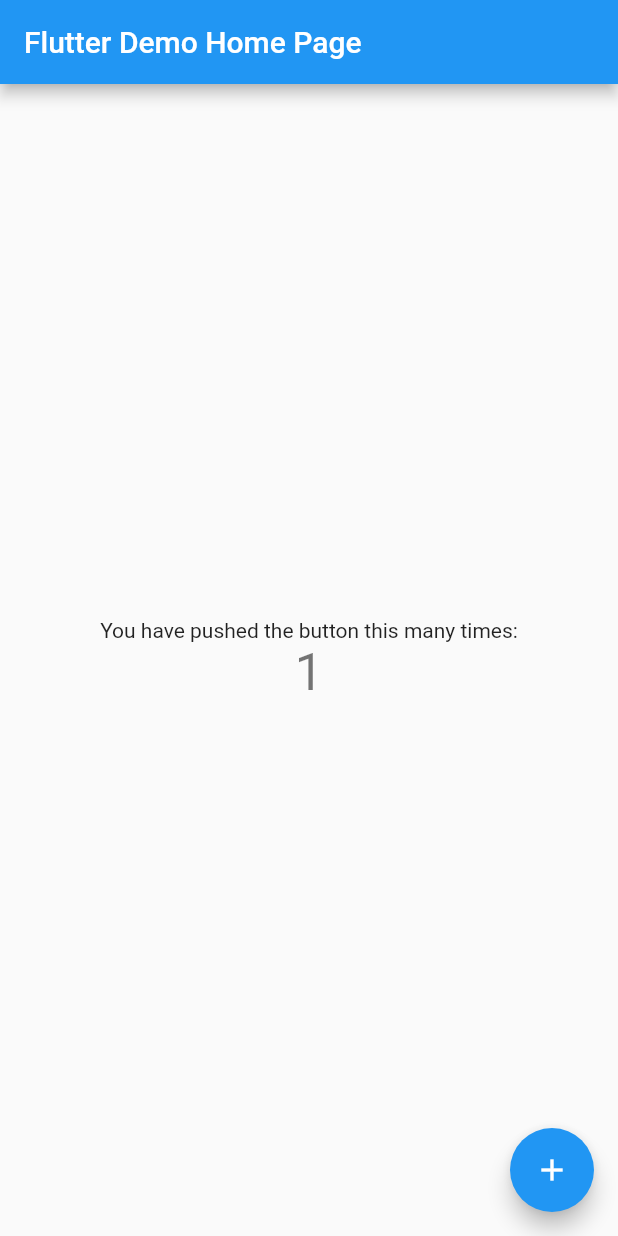
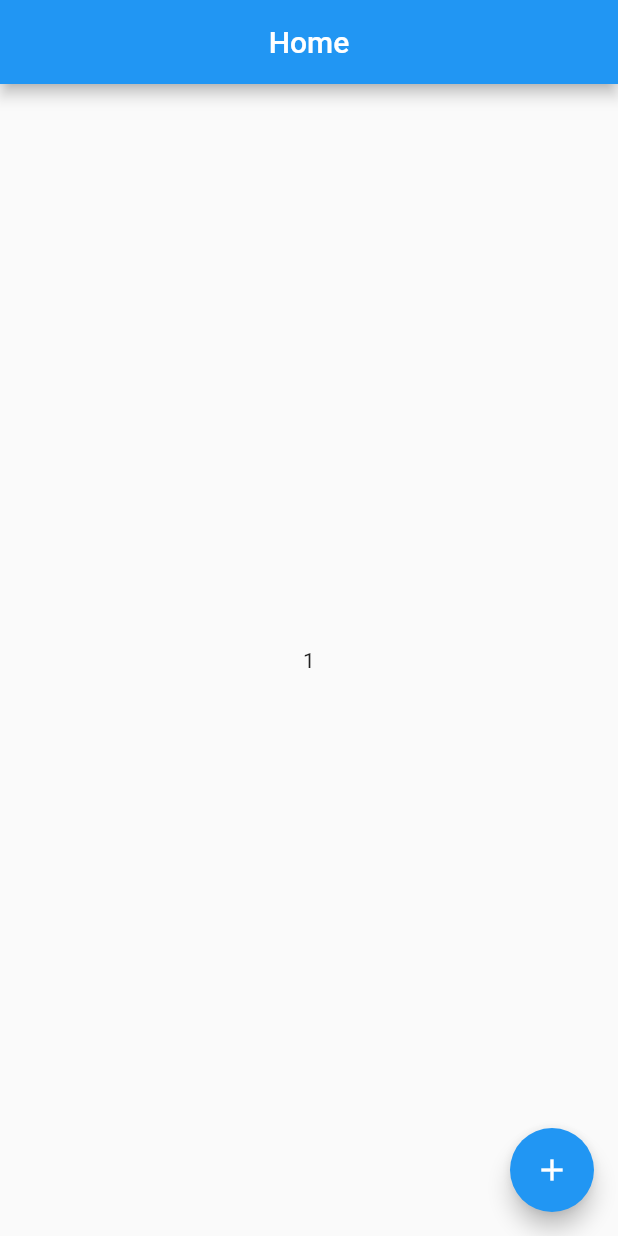
Before and after one commit to maykwillians/mobx-example, a Flutter app: the screen it shows after launch, after a tap on the "add" icon, on a phone screen of 412 x 824 dp. Run offline on Flutter 3.47's test engine with Material 2 defaults, Android fonts, the phone set to English and light mode, and no system bars; our stand-ins replace flutter_mobx, mobx; generated files the repository leaves out were written again.

Commit message:
mobx running

```diff
--- a/mobx_example/lib/main.dart
+++ b/mobx_example/lib/main.dart
@@ -1,117 +1,19 @@
 import 'package:flutter/material.dart';
+import 'package:mobxexample/screens/home.dart';
 
-void main() {
-  runApp(MyApp());
-}
+void main() => runApp(MyApp());
 
 class MyApp extends StatelessWidget {
-  // This widget is the root of your application.
   @override
   Widget build(BuildContext context) {
     return MaterialApp(
       title: 'Flutter Demo',
       theme: ThemeData(
-        // This is the theme of your application.
-        //
-        // Try running your application with "flutter run". You'll see the
-        // application has a blue toolbar. Then, without quitting the app, try
-        // changing the primarySwatch below to Colors.green and then invoke
-        // "hot reload" (press "r" in the console where you ran "flutter run",
-        // or simply save your changes to "hot reload" in a Flutter IDE).
-        // Notice that the counter didn't reset back to zero; the application
-        // is not restarted.
         primarySwatch: Colors.blue,
-        // This makes the visual density adapt to the platform that you run
-        // the app on. For desktop platforms, the controls will be smaller and
-        // closer together (more dense) than on mobile platforms.
         visualDensity: VisualDensity.adaptivePlatformDensity,
       ),
-      home: MyHomePage(title: 'Flutter Demo Home Page'),
+      debugShowCheckedModeBanner: false,
+      home: Home(),
     );
   }
 }
-
-class MyHomePage extends StatefulWidget {
-  MyHomePage({Key key, this.title}) : super(key: key);
-
-  // This widget is the home page of your application. It is stateful, meaning
-  // that it has a State object (defined below) that contains fields that affect
-  // how it looks.
-
-  // This class is the configuration for the state. It holds the values (in this
-  // case the title) provided by the parent (in this case the App widget) and
-  // used by the build method of the State. Fields in a Widget subclass are
-  // always marked "final".
-
-  final String title;
-
-  @override
-  _MyHomePageState createState() => _MyHomePageState();
-}
-
-class _MyHomePageState extends State<MyHomePage> {
-  int _counter = 0;
-
-  void _incrementCounter() {
-    setState(() {
-      // This call to setState tells the Flutter framework that something has
-      // changed in this State, which causes it to rerun the build method below
-      // so that the display can reflect the updated values. If we changed
-      // _counter without calling setState(), then the build method would not be
-      // called again, and so nothing would appear to happen.
-      _counter++;
-    });
-  }
-
-  @override
-  Widget build(BuildContext context) {
-    // This method is rerun every time setState is called, for instance as done
-    // by the _incrementCounter method above.
-    //
-    // The Flutter framework has been optimized to make rerunning build methods
-    // fast, so that you can just rebuild anything that needs updating rather
-    // than having to individually change instances of widgets.
-    return Scaffold(
-      appBar: AppBar(
-        // Here we take the value from the MyHomePage object that was created by
-        // the App.build method, and use it to set our appbar title.
-        title: Text(widget.title),
-      ),
-      body: Center(
-        // Center is a layout widget. It takes a single child and positions it
-        // in the middle of the parent.
-        child: Column(
-          // Column is also a layout widget. It takes a list of children and
-          // arranges them vertically. By default, it sizes itself to fit its
-          // children horizontally, and tries to be as tall as its parent.
-          //
-          // Invoke "debug painting" (press "p" in the console, choose the
-          // "Toggle Debug Paint" action from the Flutter Inspector in Android
-          // Studio, or the "Toggle Debug Paint" command in Visual Studio Code)
-          // to see the wireframe for each widget.
-          //
-          // Column has various properties to control how it sizes itself and
-          // how it positions its children. Here we use mainAxisAlignment to
-          // center the children vertically; the main axis here is the vertical
-          // axis because Columns are vertical (the cross axis would be
-          // horizontal).
-          mainAxisAlignment: MainAxisAlignment.center,
-          children: <Widget>[
-            Text(
-              'You have pushed the button this many times:',
-            ),
-            Text(
-              '$_counter',
-              style: Theme.of(context).textTheme.headline4,
-            ),
-          ],
-        ),
-      ),
-      floatingActionButton: FloatingActionButton(
-        onPressed: _incrementCounter,
-        tooltip: 'Increment',
-        child: Icon(Icons.add),
-      ), // This trailing comma makes auto-formatting nicer for build methods.
-    );
-  }
-}
--- /dev/null
+++ b/mobx_example/lib/screens/home.dart
@@ -0,0 +1,36 @@
+import 'package:flutter/material.dart';
+import 'package:flutter_mobx/flutter_mobx.dart';
+import 'package:mobxexample/store/home_controller.dart';
+
+class Home extends StatelessWidget {
+
+  final homeController = HomeController();
+
+  @override
+  Widget build(BuildContext context) {
+    return Scaffold(
+      appBar: AppBar(
+        title: Text("Home"),
+        centerTitle: true,
+      ),
+      body: Center(
+        child: Column(
+          mainAxisAlignment: MainAxisAlignment.center,
+          children: <Widget>[
+            Observer(
+              builder: (_) {
+                return Text('${homeController.count}');
+              },
+            )
+          ],
+        ),
+      ),
+      floatingActionButton: FloatingActionButton(
+        onPressed: () {
+          homeController.changeValue();
+        },
+        child: Icon(Icons.add),
+      ),
+    );
+  }
+}
--- /dev/null
+++ b/mobx_example/lib/store/home_controller.dart
@@ -0,0 +1,15 @@
+import 'package:mobx/mobx.dart';
+part 'home_controller.g.dart';
+
+class HomeController = HomeStoreBase with _$HomeController;
+
+abstract class HomeStoreBase with Store {
+
+  @observable
+  int count = 0;
+
+  @action
+  void changeValue() {
+    count++;
+  }
+}
--- a/mobx_example/pubspec.yaml
+++ b/mobx_example/pubspec.yaml
@@ -23,6 +23,8 @@ environment:
 dependencies:
   flutter:
     sdk: flutter
+  mobx: ^0.4.0+1
+  flutter_mobx:
 
 
   # The following adds the Cupertino Icons font to your application.
@@ -32,6 +34,8 @@ dependencies:
 dev_dependencies:
   flutter_test:
     sdk: flutter
+  mobx_codegen:
+  build_runner:
 
 # For information on the generic Dart part of this file, see the
 # following page: https://dart.dev/tools/pub/pubspec
```
Also changed, not shown: mobx_example/lib/store/home_controller.g.dart (added), mobx_example/pubspec.lock.
